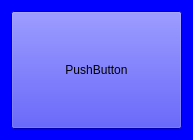
Above: Src.QT/tt3-gui/DailyWorkQuickReportView.ui from akapustiatyahoocouk/TimeTracker3 before the change. Below: the same form after it.
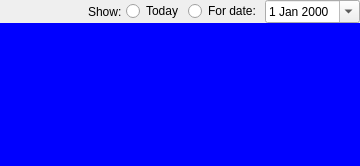
That is the form after the change.

What changed in the file:
```diff
--- a/Src.QT/tt3-gui/DailyWorkQuickReportView.ui
+++ b/Src.QT/tt3-gui/DailyWorkQuickReportView.ui
@@ -6,30 +6,116 @@
    <rect>
     <x>0</x>
     <y>0</y>
-    <width>193</width>
-    <height>140</height>
+    <width>360</width>
+    <height>166</height>
    </rect>
   </property>
   <property name="windowTitle">
    <string>Form</string>
   </property>
   <property name="styleSheet">
-   <string notr="true">background-color: rgb(0, 0, 255);</string>
+   <string notr="true"/>
   </property>
-  <layout class="QGridLayout" name="gridLayout">
-   <item row="0" column="0">
-    <widget class="QPushButton" name="pushButton">
+  <layout class="QGridLayout" name="gridLayout_2">
+   <property name="leftMargin">
+    <number>0</number>
+   </property>
+   <property name="topMargin">
+    <number>0</number>
+   </property>
+   <property name="rightMargin">
+    <number>0</number>
+   </property>
+   <property name="bottomMargin">
+    <number>0</number>
+   </property>
+   <property name="spacing">
+    <number>0</number>
+   </property>
+   <item row="1" column="0">
+    <widget class="QWidget" name="chartPanel" native="true">
      <property name="sizePolicy">
       <sizepolicy hsizetype="Expanding" vsizetype="Expanding">
        <horstretch>0</horstretch>
        <verstretch>0</verstretch>
       </sizepolicy>
      </property>
-     <property name="text">
-      <string>PushButton</string>
+     <property name="styleSheet">
+      <string notr="true">background-color: rgb(0, 0, 255);</string>
      </property>
     </widget>
    </item>
+   <item row="0" column="0">
+    <widget class="QWidget" name="controlsPanel" native="true">
+     <property name="styleSheet">
+      <string notr="true"/>
+     </property>
+     <layout class="QGridLayout" name="gridLayout">
+      <property name="leftMargin">
+       <number>0</number>
+      </property>
+      <property name="topMargin">
+       <number>0</number>
+      </property>
+      <property name="rightMargin">
+       <number>0</number>
+      </property>
+      <property name="bottomMargin">
+       <number>0</number>
+      </property>
+      <property name="horizontalSpacing">
+       <number>4</number>
+      </property>
+      <property name="verticalSpacing">
+       <number>0</number>
+      </property>
+      <item row="0" column="1">
+       <widget class="QLabel" name="showLabel">
+        <property name="text">
+         <string>Show:</string>
+        </property>
+       </widget>
+      </item>
+      <item row="0" column="5">
+       <widget class="QDateEdit" name="dateEdit">
+        <property name="calendarPopup">
+         <bool>true</bool>
+        </property>
+        <property name="timeSpec">
+         <enum>Qt::TimeSpec::LocalTime</enum>
+        </property>
+       </widget>
+      </item>
+      <item row="0" column="2">
+       <widget class="QRadioButton" name="todayRadioButton">
+        <property name="text">
+         <string>Today</string>
+        </property>
+       </widget>
+      </item>
+      <item row="0" column="4">
+       <widget class="QRadioButton" name="forDateRadioButton">
+        <property name="text">
+         <string>For date:</string>
+        </property>
+       </widget>
+      </item>
+      <item row="0" column="0">
+       <spacer name="horizontalSpacer">
+        <property name="orientation">
+         <enum>Qt::Orientation::Horizontal</enum>
+        </property>
+        <property name="sizeHint" stdset="0">
+         <size>
+          <width>40</width>
+          <height>20</height>
+         </size>
+        </property>
+       </spacer>
+      </item>
+     </layout>
+    </widget>
+   </item>
   </layout>
  </widget>
  <resources/>
```
Left out of the diff: 55 changed lines with no effect on the pictures.
